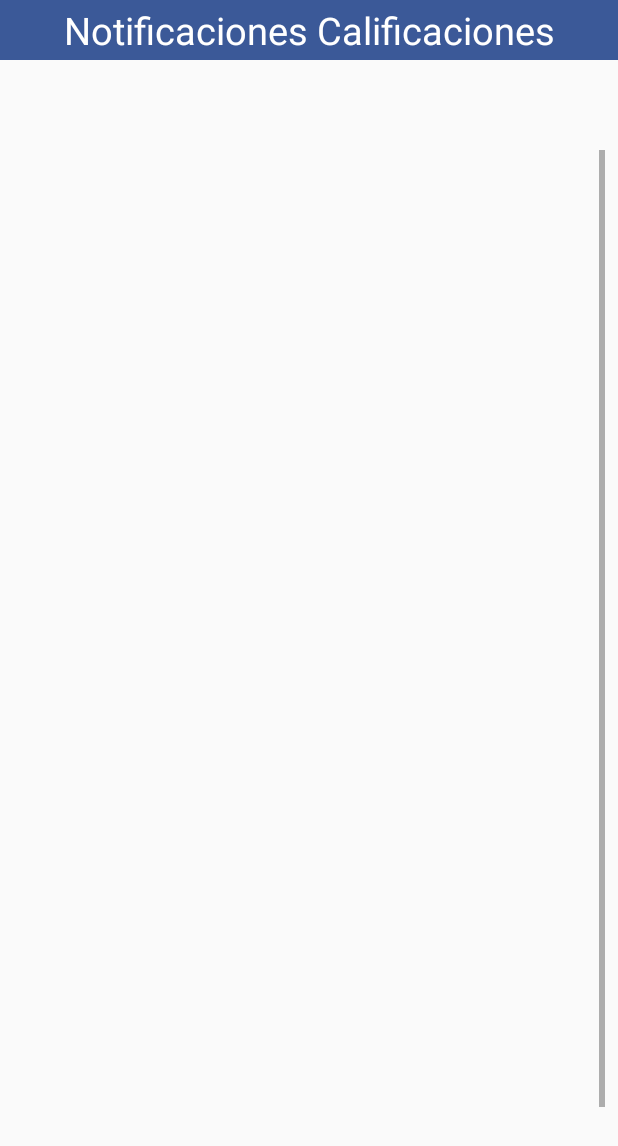
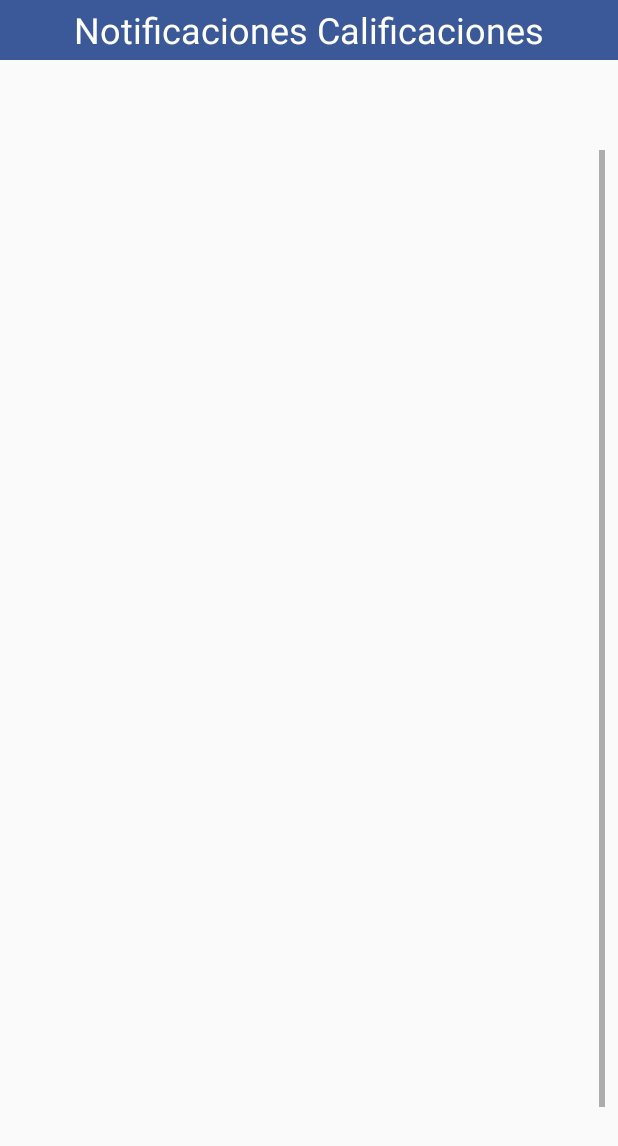
Before and after one commit to compumovil2010/sendismapp, an Android app: the Notificaciones screen opened directly, with no data from a screen before it, on a phone screen of 412 x 824 dp. Shown: the top 1146 px of the screen. Run offline under Robolectric (Android 15) with nearby library versions, the phone set to English and light mode, and no system bars; our stand-ins replace Firebase (no records; nobody signed in at launch, a user with empty details on screens opened directly); network calls fail.

Commit message:
Vistas Stiven

```diff
--- a/app/src/main/java/com/example/sendismapp/Calificacion.java
+++ b/app/src/main/java/com/example/sendismapp/Calificacion.java
@@ -136,6 +136,7 @@ public class Calificacion extends AppCompatActivity {
 
     public void escribirNotificacion()
     {
+
         SimpleDateFormat dateFormat = new SimpleDateFormat("dd-MM-yyyy HH:mm:ss");
         FirebaseUser user = mAuth.getCurrentUser();
         myRef = database.getReference(PATH_NOTI+propietario+"/"+ruta+"/"+user.getUid());
--- a/app/src/main/java/com/example/sendismapp/Comentario.java
+++ b/app/src/main/java/com/example/sendismapp/Comentario.java
@@ -193,6 +193,7 @@ public class Comentario extends AppCompatActivity {
 
     public void escribirNotificacion()
     {
+
         SimpleDateFormat dateFormat = new SimpleDateFormat("dd-MM-yyyy HH:mm:ss");
         FirebaseUser user = mAuth.getCurrentUser();
         myRef = database.getReference("notificacionesC/"+propietario+"/"+ruta+"/"+user.getUid());
--- a/app/src/main/java/com/example/sendismapp/Notificacionc.java
+++ b/app/src/main/java/com/example/sendismapp/Notificacionc.java
@@ -89,4 +89,5 @@ public class Notificacionc extends AppCompatActivity {
 
     }
 
+
 }
--- a/app/src/main/java/com/example/sendismapp/Notificaciones.java
+++ b/app/src/main/java/com/example/sendismapp/Notificaciones.java
@@ -44,7 +44,7 @@ public class Notificaciones extends AppCompatActivity {
 
     public void mostrarArreglo ()
     {
-        Log.e("OMG", "Resultado lectura: " + notificaciones.size());
+        Log.e("OMG", "Resultado  lectura: " + notificaciones.size());
         ArrayAdapter<Notificacion> adapter = new ArrayAdapter<Notificacion>(this,
                 android.R.layout.simple_list_item_1, notificaciones);
         ListView listView = (ListView) findViewById(R.id.listaNotifi);
--- a/app/src/main/java/com/example/sendismapp/Servicio.java
+++ b/app/src/main/java/com/example/sendismapp/Servicio.java
@@ -93,6 +93,7 @@ public class Servicio extends IntentService {
         FirebaseUser user = mAuth.getCurrentUser();
         if (user != null)
         {
+
             myRef = database.getReference("notificacionesC/"+user.getUid());
             myRef.addValueEventListener(new ValueEventListener() {
                 @Override
--- a/app/src/main/res/layout/activity_menu_principal.xml
+++ b/app/src/main/res/layout/activity_menu_principal.xml
@@ -78,7 +78,7 @@
         android:layout_marginRight="30dp"
         android:background="@color/colorSecondary"
         android:onClick="botonComentarProblema"
-        android:text="Ver notificaciones Comentarios"
+        android:text="Ver notificaciones Comentarios "
         android:textColor="@color/blanco"
         app:layout_constraintEnd_toEndOf="parent"
         app:layout_constraintStart_toStartOf="parent"
--- a/app/src/main/res/layout/activity_notificacionc.xml
+++ b/app/src/main/res/layout/activity_notificacionc.xml
@@ -14,7 +14,7 @@
         android:gravity="center"
         android:text="Notificaciones Comentarios"
         android:textColor="@color/colorPrimary"
-        android:textSize="25sp"
+        android:textSize="24sp"
         app:layout_constraintEnd_toEndOf="parent"
         app:layout_constraintStart_toStartOf="parent"
         app:layout_constraintTop_toTopOf="parent" />
--- a/app/src/main/res/layout/activity_notificaciones.xml
+++ b/app/src/main/res/layout/activity_notificaciones.xml
@@ -14,7 +14,7 @@
         android:gravity="center"
         android:text="Notificaciones Calificaciones"
         android:textColor="@color/colorPrimary"
-        android:textSize="25sp"
+        android:textSize="24sp"
         app:layout_constraintEnd_toEndOf="parent"
         app:layout_constraintStart_toStartOf="parent"
         app:layout_constraintTop_toTopOf="parent" />
```
